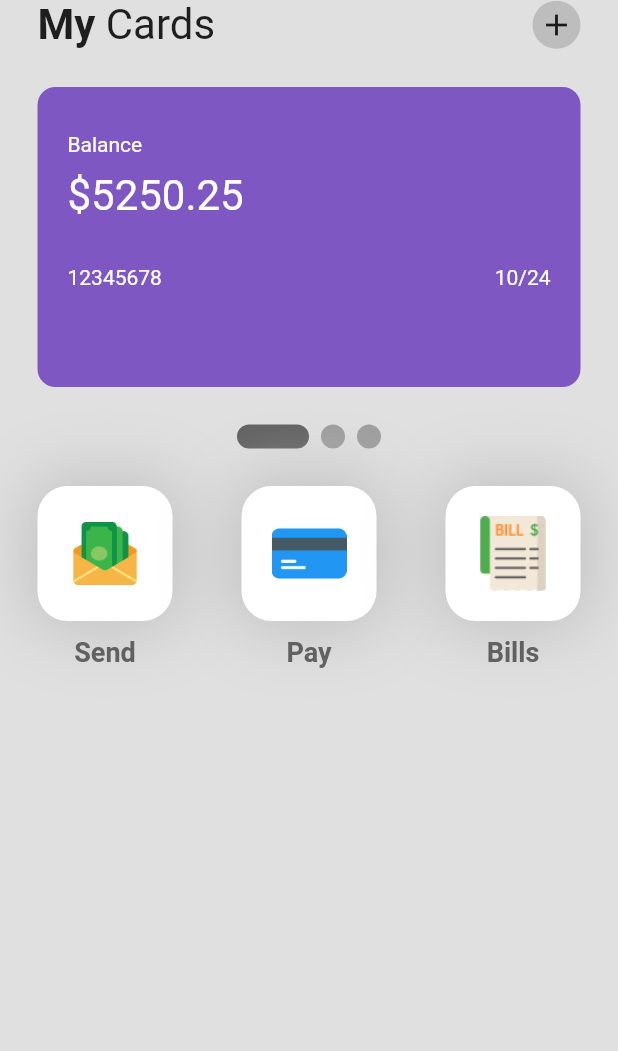
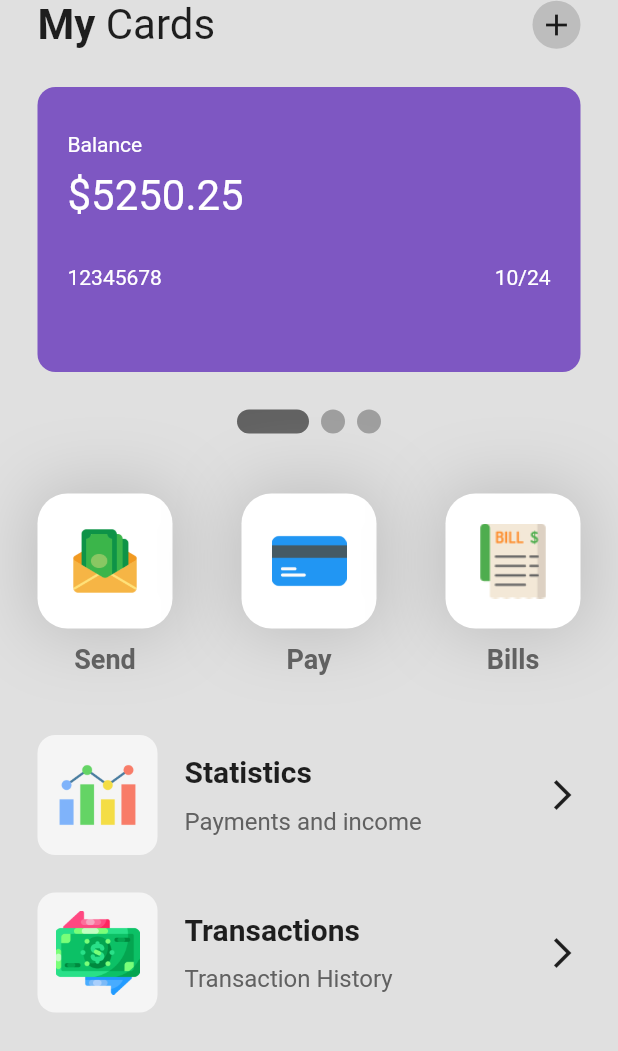
Before and after one commit to BerPGR/wallet-flutter, a Flutter app: the screen it shows after launch, on a phone screen of 412 x 824 dp. Shown: the top 1051 px of the screen. Run offline on Flutter 3.47's test engine with Material 2 defaults, Android fonts, the phone set to English and light mode, and no system bars; drawn by our look-alikes of smooth_page_indicator.

Commit message:
Added statistics and transactions section

```diff
--- a/lib/pages/home_page.dart
+++ b/lib/pages/home_page.dart
@@ -4,6 +4,7 @@ import 'package:flutter/src/widgets/placeholder.dart';
 import 'package:smooth_page_indicator/smooth_page_indicator.dart';
 import 'package:wallet_ui/util/my_card.dart';
 import 'package:wallet_ui/util/my_button.dart';
+import 'package:wallet_ui/util/my_list_tile.dart';
 
 class HomePage extends StatefulWidget {
   const HomePage({super.key});
@@ -59,7 +60,7 @@ class _HomePageState extends State<HomePage> {
 
             //cards
             Container(
-              height: 200,
+              height: 190,
               child: PageView(
                 controller: _controller,
                 scrollDirection: Axis.horizontal,
@@ -99,7 +100,7 @@ class _HomePageState extends State<HomePage> {
               effect: ExpandingDotsEffect(activeDotColor: Colors.grey.shade700),
             ),
 
-            SizedBox(height: 25),
+            SizedBox(height: 40),
             // 3 buttons -> send + pay + bills
             Padding(
               padding: const EdgeInsets.symmetric(horizontal: 25),
@@ -122,9 +123,28 @@ class _HomePageState extends State<HomePage> {
                       iconImagePath: 'assets/icons/bill.png')
                 ],
               ),
-            )
+            ),
+
+            SizedBox(height: 40),
 
             // column -> stats + transactions
+            Padding(
+              padding: const EdgeInsets.symmetric(horizontal: 25),
+              child: Column(
+                children: [
+                  MyListTile(
+                    iconImagePath: 'assets/icons/statistics.png',
+                    title: 'Statistics',
+                    subtitle: 'Payments and income',
+                  ),
+                  MyListTile(
+                    iconImagePath: 'assets/icons/transaction.png',
+                    title: 'Transactions',
+                    subtitle: 'Transaction History',
+                  ),
+                ],
+              ),
+            ),
           ],
         ),
       ),
--- /dev/null
+++ b/lib/util/my_list_tile.dart
@@ -0,0 +1,59 @@
+// ignore_for_file: public_member_api_docs, sort_constructors_first
+import 'package:flutter/material.dart';
+
+class MyListTile extends StatelessWidget {
+  final String iconImagePath;
+  final String title;
+  final String subtitle;
+
+  const MyListTile({
+    Key? key,
+    required this.iconImagePath,
+    required this.title,
+    required this.subtitle,
+  }) : super(key: key);
+
+  @override
+  Widget build(BuildContext context) {
+    return Padding(
+      padding: const EdgeInsets.only(bottom: 25),
+      child: Row(
+        mainAxisAlignment: MainAxisAlignment.spaceBetween,
+        children: [
+          Row(
+            children: [
+              Container(
+                height: 80,
+                padding: EdgeInsets.all(12),
+                decoration: BoxDecoration(
+                    color: Colors.grey[100],
+                    borderRadius: BorderRadius.circular(12)),
+                child: Image.asset(iconImagePath),
+              ),
+              SizedBox(
+                width: 18,
+              ),
+              Column(
+                crossAxisAlignment: CrossAxisAlignment.start,
+                children: [
+                  Text(
+                    title,
+                    style: TextStyle(fontSize: 20, fontWeight: FontWeight.bold),
+                  ),
+                  SizedBox(
+                    height: 12,
+                  ),
+                  Text(
+                    subtitle,
+                    style: TextStyle(fontSize: 16, color: Colors.grey[700]),
+                  )
+                ],
+              ),
+            ],
+          ),
+          Icon(Icons.arrow_forward_ios)
+        ],
+      ),
+    );
+  }
+}
```
